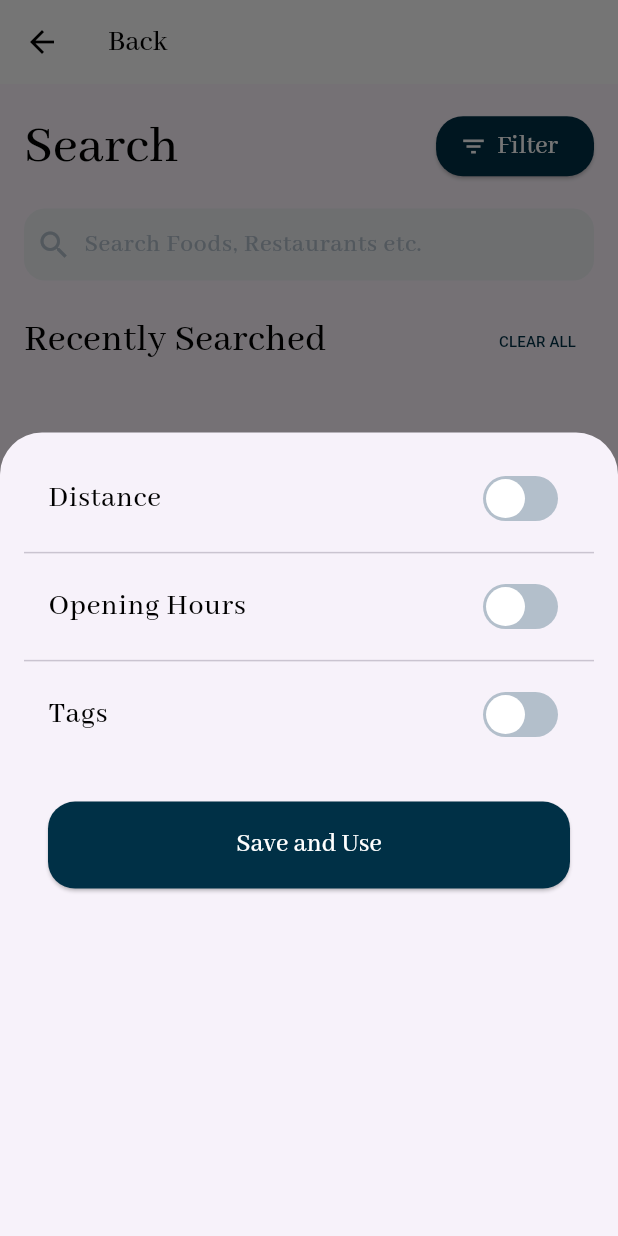
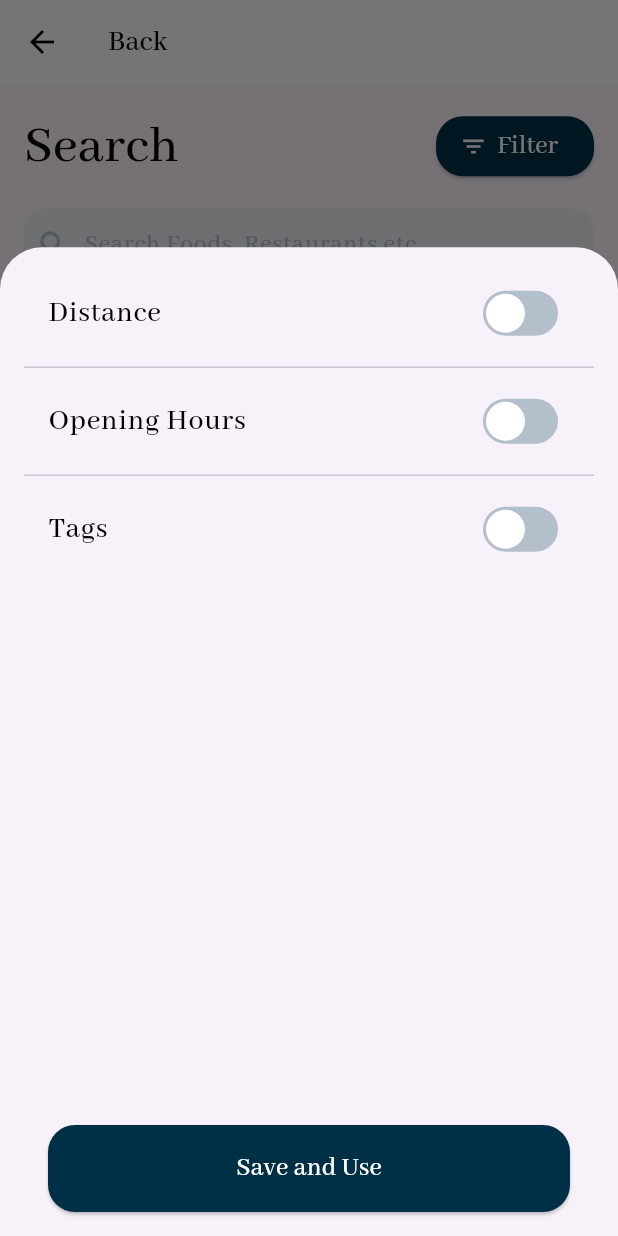
Before and after one commit to renanvolpe/family-farming-app, a Flutter app: the HomeOrdersPage screen opened directly, after a tap on "Filter", on a phone screen of 412 x 824 dp. Run offline on Flutter 3.47's test engine with Material 2 defaults, Android fonts, the phone set to English and light mode, and no system bars; our stand-ins replace another_flushbar, bloc, dio, flutter_bloc, flutter_map, geolocator and 4 more; accounts and stored records are empty; network calls fail; statements that could not run were skipped.

Commit message:
ajust changes

```diff
--- a/lib/modules/home/pages/home_map_page.dart
+++ b/lib/modules/home/pages/home_map_page.dart
@@ -7,7 +7,6 @@ import 'package:geolocator/geolocator.dart';
 import 'package:go_router/go_router.dart';
 import 'package:latlong2/latlong.dart';
 import 'package:organaki_app/core/colors_app.dart';
-import 'package:organaki_app/core/extensions.dart';
 import 'package:organaki_app/modules/home/bloc/bloc_get_list_producer/get_list_producers_bloc.dart';
 import 'package:organaki_app/modules/home/components/store_section_component.dart';
 // Only import if required functionality is not exposed by default
--- a/lib/modules/home/pages/home_orders_page.dart
+++ b/lib/modules/home/pages/home_orders_page.dart
@@ -25,9 +25,8 @@ class _HomeOrdersPageState extends State<HomeOrdersPage> {
         return StatefulBuilder(
           builder: (BuildContext context, StateSetter setState) {
             return Container(
-              height: MediaQuery.of(context).size.height * 0.65,
+              height: MediaQuery.of(context).size.height * 0.80,
               padding: const EdgeInsets.all(16.0),
-              child: SingleChildScrollView(
               child: Column(
                 crossAxisAlignment: CrossAxisAlignment.start,
                 children: [
@@ -94,6 +93,7 @@ class _HomeOrdersPageState extends State<HomeOrdersPage> {
                   ),
                   if (isTagsEnabled) const TagsFilter(),
                   30.sizeH,
+                  const Spacer(),
                   Row(
                     mainAxisAlignment: MainAxisAlignment.center,
                     children: [
@@ -123,7 +123,6 @@ class _HomeOrdersPageState extends State<HomeOrdersPage> {
                     ],
                   ),
                 ],
-                ),
               ),
             );
           },
@@ -242,6 +241,7 @@ class _HomeOrdersPageState extends State<HomeOrdersPage> {
                 ),
               ),
             ),
+            // for (int i = 0; i < 4; i++)
             Padding(
               padding: const EdgeInsets.all(16.0),
               child: Row(
@@ -321,7 +321,9 @@ class _DistanceFilterState extends State<DistanceFilter> {
             });
           },
         ),
-        Row(
+        Container(
+          padding: const EdgeInsets.symmetric(horizontal: 15),
+          child: Row(
             mainAxisAlignment: MainAxisAlignment.spaceBetween,
             children: [
               Text(
@@ -343,6 +345,7 @@ class _DistanceFilterState extends State<DistanceFilter> {
                 ),
               ),
             ],
+          ),
         ),
       ],
     );
@@ -391,6 +394,7 @@ class _OpeningHoursFilterState extends State<OpeningHoursFilter> {
       Padding(
         padding: const EdgeInsets.all(16.0),
         child: Row(
+          mainAxisAlignment: MainAxisAlignment.spaceBetween,
           children: [
             Row(
               children: [
```
Lines whose indentation alone changed are shown as unchanged.
